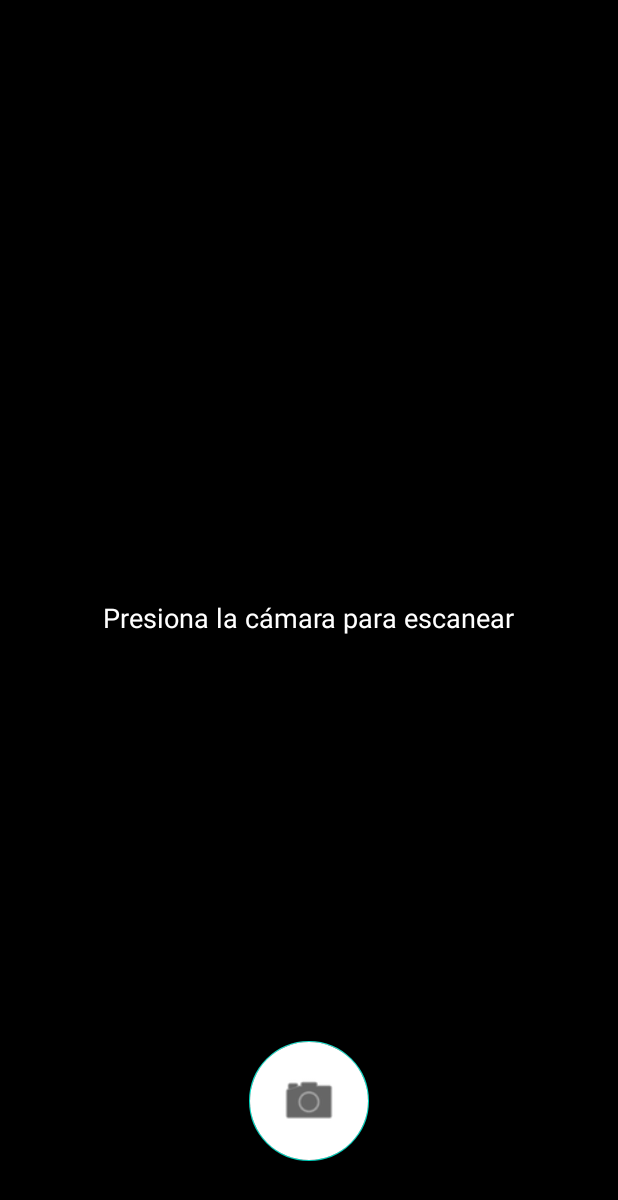
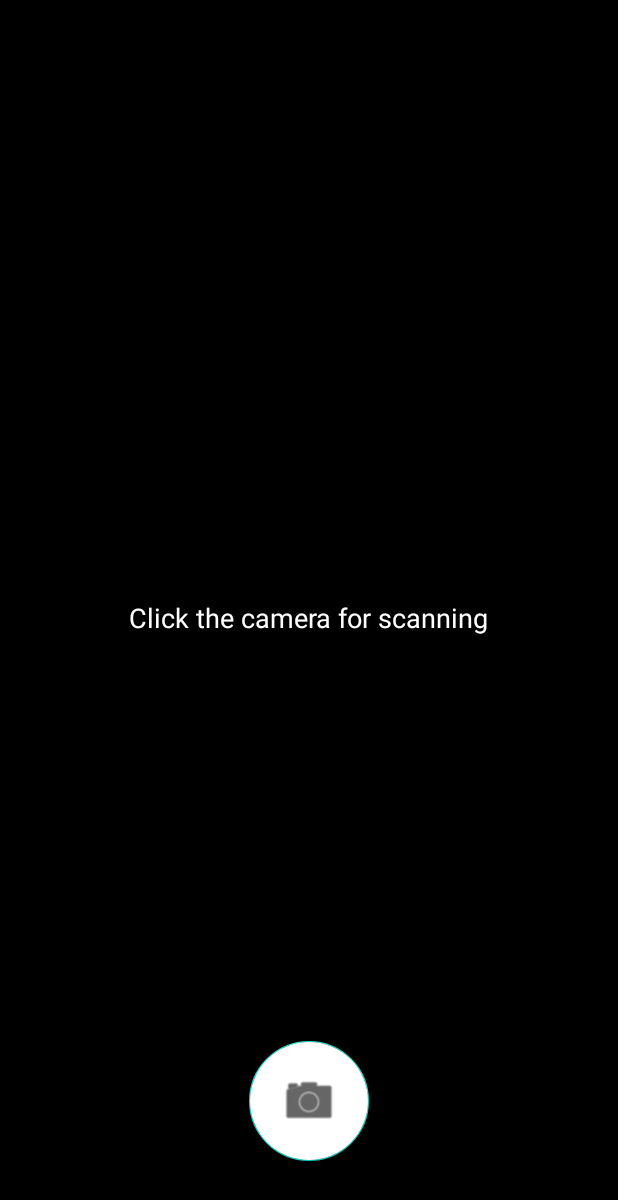
Before and after one commit to al426650/Proyecto-App-Redes-y-Dispositivos-Moviles-, an Android app: the layout fragment_camera.xml on its own in the app's theme, with its tools: preview values and no code run, on a phone screen of 412 x 824 dp. Shown: the top 1200 px of the screen. Run offline under Robolectric (Android 15) with nearby library versions, the phone set to English and light mode, and no system bars.

Commit message:
Textos a ingles

```diff
--- a/PlanUrFood/app/src/main/res/layout/dialog_meal_selector.xml
+++ b/PlanUrFood/app/src/main/res/layout/dialog_meal_selector.xml
@@ -42,9 +42,9 @@
             android:layout_width="match_parent"
             android:layout_height="wrap_content"
             android:layout_margin="16dp"
-            android:text="Borrar del Menú"
             android:backgroundTint="#F44336"
-            android:textColor="#FFFFFF"/>
+            android:text="Delete recipe"
+            android:textColor="#FFFFFF" />
 
     </LinearLayout>
 </androidx.cardview.widget.CardView>
--- a/PlanUrFood/app/src/main/res/layout/fragment_camera.xml
+++ b/PlanUrFood/app/src/main/res/layout/fragment_camera.xml
@@ -23,10 +23,10 @@
         android:layout_width="wrap_content"
         android:layout_height="wrap_content"
         android:layout_gravity="center"
-        android:text="Presiona la cámara para escanear"
+        android:shadowColor="#000000"
+        android:shadowRadius="5"
+        android:text="Click the camera for scanning"
         android:textColor="#FFFFFF"
-        android:textSize="18sp"
-        android:shadowColor="#000000"
-        android:shadowRadius="5"/>
+        android:textSize="18sp" />
 
 </FrameLayout>
--- a/PlanUrFood/app/src/main/res/navigation/mobile_navigation.xml
+++ b/PlanUrFood/app/src/main/res/navigation/mobile_navigation.xml
@@ -20,7 +20,7 @@
     <fragment
         android:id="@+id/nav_camera"
         android:name="com.example.planurfood.ui.home.CameraFragment"
-        android:label="Escanear Alimentos"
+        android:label="scan ingredients"
         tools:layout="@layout/fragment_camera" />
 
 </navigation>
```
Also changed, not shown: PlanUrFood/app/src/main/java/com/example/planurfood/ui/home/CameraFragment.java (+4 -4 lines), PlanUrFood/app/src/main/java/com/example/planurfood/ui/home/HomeFragment.java (+5 -5 lines), PlanUrFood/app/src/main/java/com/example/planurfood/ui/home/NetworkConectionPython.java (+1 -9 lines).
